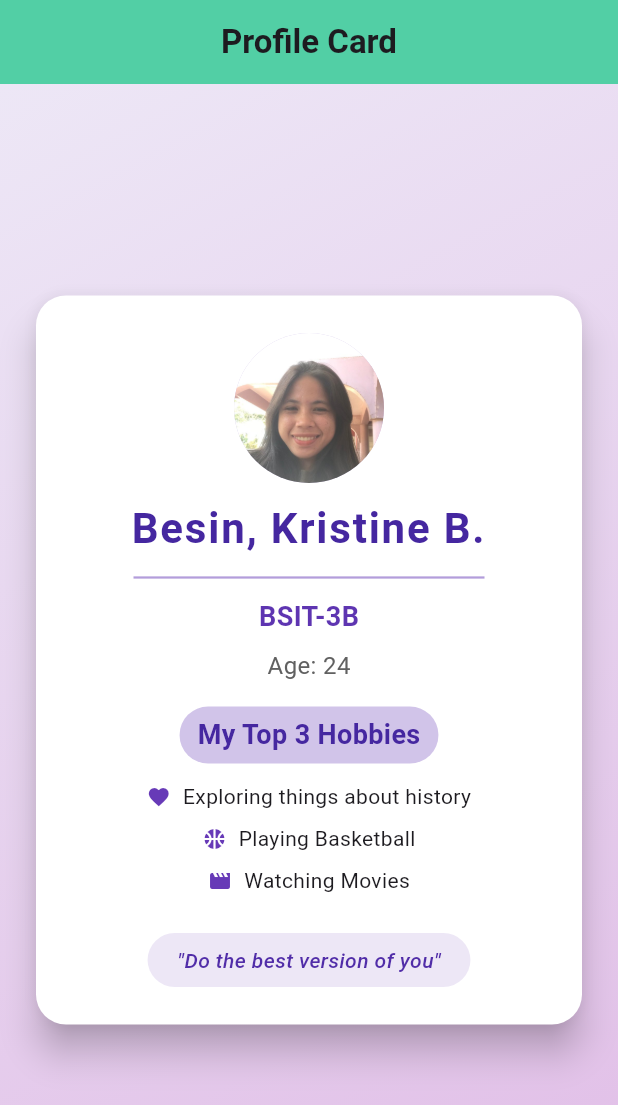
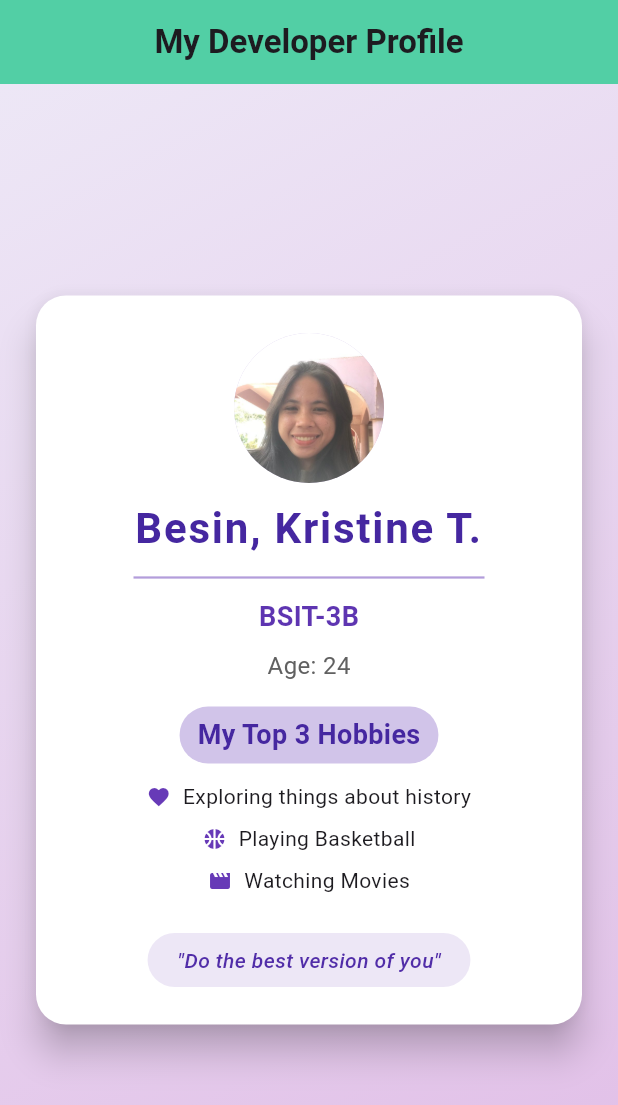
Before and after one commit to kbesin-bes/flutter_profile_besin, a Flutter app: the screen it shows after launch, on a phone screen of 412 x 824 dp. Shown: the top 1105 px of the screen. Run offline on Flutter 3.47's test engine with Material 3 defaults, Android fonts, the phone set to English and light mode, and no system bars.

Commit message:
Fixed spelling of name

```diff
--- a/lib/main.dart
+++ b/lib/main.dart
@@ -12,7 +12,7 @@ class MyProfileCard extends StatelessWidget {
       home: Scaffold(
         appBar: AppBar(
           title: Text(
-            'Profile Card',
+            'My Developer Profile',
             style: TextStyle(fontWeight: FontWeight.bold),
           ),
           backgroundColor: const Color.fromARGB(255, 82, 207, 165),
@@ -55,7 +55,7 @@ class MyProfileCard extends StatelessWidget {
 
                       // Full Name (Large and Bold)
                       Text(
-                        'Besin, Kristine B.',
+                        'Besin, Kristine T.',
                         style: TextStyle(
                           fontSize: 28,
                           fontWeight: FontWeight.bold,
```
